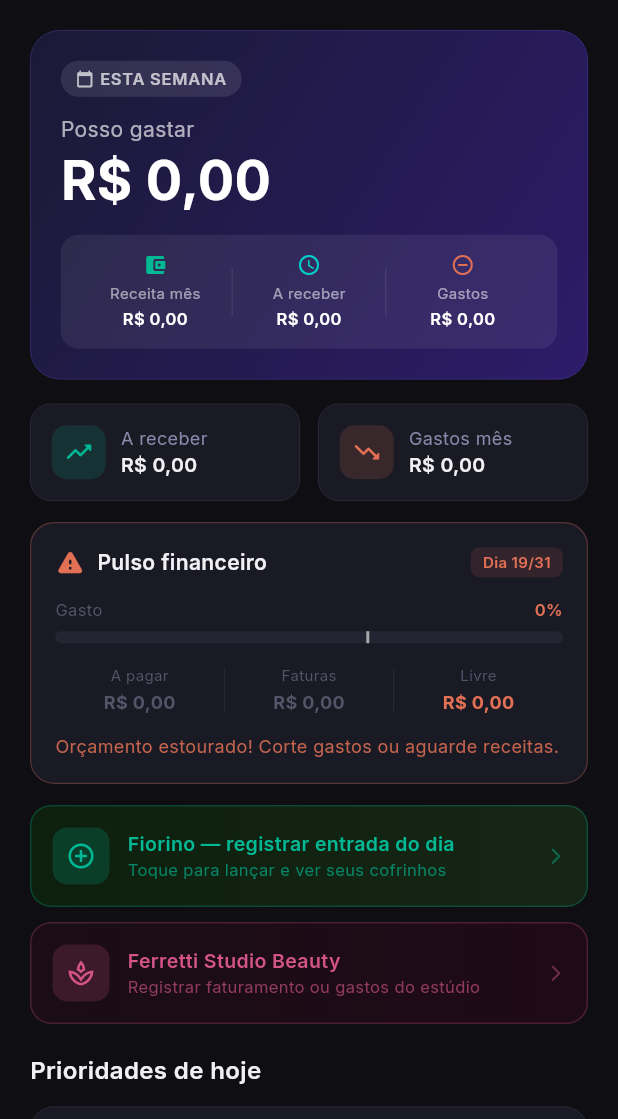
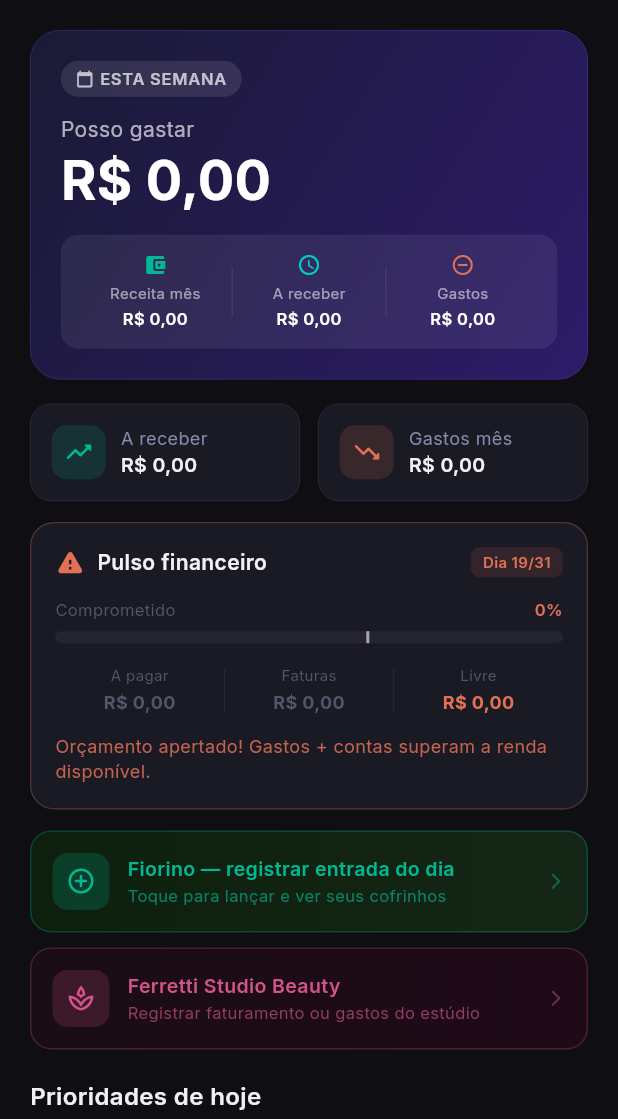
Before and after one commit to qsynkai/MultiSynk, a Flutter app: the HomeScreen screen opened directly, on a phone screen of 412 x 824 dp, the part 117-1236 px from its top. Run offline on Flutter 3.47's test engine with Material 3 defaults, Android fonts, the phone set to English and light mode, and no system bars; our stand-ins replace connectivity_plus, flutter_dotenv, flutter_riverpod, flutter_svg, google_fonts, shared_preferences and 3 more; missing offline and left inert: home_widget; accounts and stored records are empty.

Commit message:
fix: corrigir cálculo do Pulso Financeiro incluindo recebíveis
O widget _FinancialPulseCard não incluía receivables no cálculo de
available, mostrando "orçamento estourado" mesmo com saldo positivo.
Agora usa a mesma fórmula do BudgetSnapshot:
available = monthIncome + receivables - expenses - pendingFixed

Co-Authored-By: Claude Opus 4.6 <noreply@anthropic.com>

```diff
--- a/lib/screens/home_screen.dart
+++ b/lib/screens/home_screen.dart
@@ -1223,8 +1223,10 @@ class _FinancialPulseCard extends StatelessWidget {
   Widget build(BuildContext context) {
     final totalOwed = pendingFixed + cardTotal;
     final spent = monthExpenses;
-    final available = monthIncome - spent - pendingFixed;
-    final progress = monthIncome > 0 ? (spent / monthIncome).clamp(0.0, 1.0) : 0.0;
+    final totalIncome = monthIncome + receivables;
+    final available = totalIncome - spent - pendingFixed;
+    final progress = totalIncome > 0 ? (spent / totalIncome).clamp(0.0, 1.0) : 0.0;
+    final committed = totalIncome > 0 ? ((spent + pendingFixed) / totalIncome).clamp(0.0, 1.0) : 0.0;
 
     final Color statusColor;
     final IconData statusIcon;
@@ -1233,11 +1235,11 @@ class _FinancialPulseCard extends StatelessWidget {
     if (available <= 0) {
       statusColor = AppColors.danger;
       statusIcon = Icons.warning_rounded;
-      statusText = 'Orçamento estourado! Corte gastos ou aguarde receitas.';
-    } else if (progress > 0.8) {
+      statusText = 'Orçamento apertado! Gastos + contas superam a renda disponível.';
+    } else if (committed > 0.8) {
       statusColor = AppColors.warning;
       statusIcon = Icons.info_rounded;
-      statusText = 'Atenção: já usou ${(progress * 100).toInt()}% da renda. Restam ${fmt.format(available)} livres.';
+      statusText = '${(committed * 100).toInt()}% da renda já comprometida. Sobram ${fmt.format(available)} livres.';
     } else if (totalOwed > 0) {
       statusText = 'Falta pagar ${fmt.format(totalOwed)} em contas. Sobram ${fmt.format(available)} livres.';
       statusColor = AppColors.accent;
@@ -1284,9 +1286,9 @@ class _FinancialPulseCard extends StatelessWidget {
           const SizedBox(height: 14),
           Row(
             children: [
-              const Text('Gasto', style: TextStyle(color: AppColors.textMuted, fontSize: 11)),
+              const Text('Comprometido', style: TextStyle(color: AppColors.textMuted, fontSize: 11)),
               const Spacer(),
-              Text('${(progress * 100).toInt()}%', style: TextStyle(color: statusColor, fontSize: 11, fontWeight: FontWeight.w600)),
+              Text('${(committed * 100).toInt()}%', style: TextStyle(color: statusColor, fontSize: 11, fontWeight: FontWeight.w600)),
             ],
           ),
           const SizedBox(height: 6),
@@ -1303,7 +1305,7 @@ class _FinancialPulseCard extends StatelessWidget {
                     ),
                   ),
                   FractionallySizedBox(
-                    widthFactor: progress,
+                    widthFactor: committed,
                     child: Container(
                       height: 8,
                       decoration: BoxDecoration(
```
